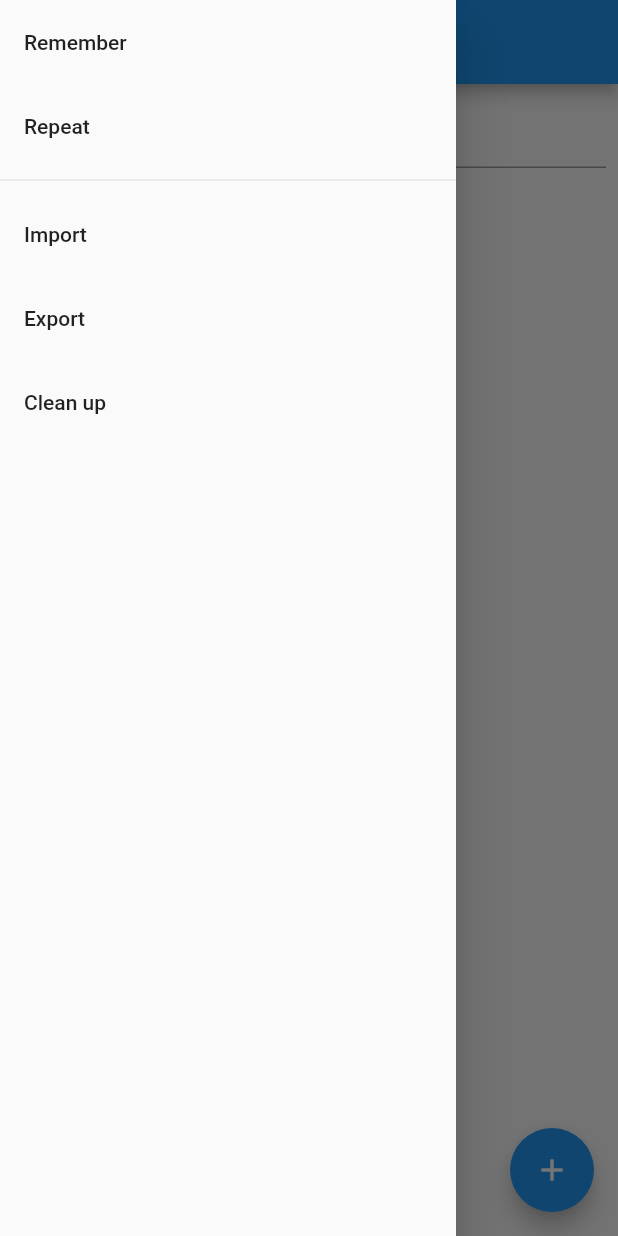
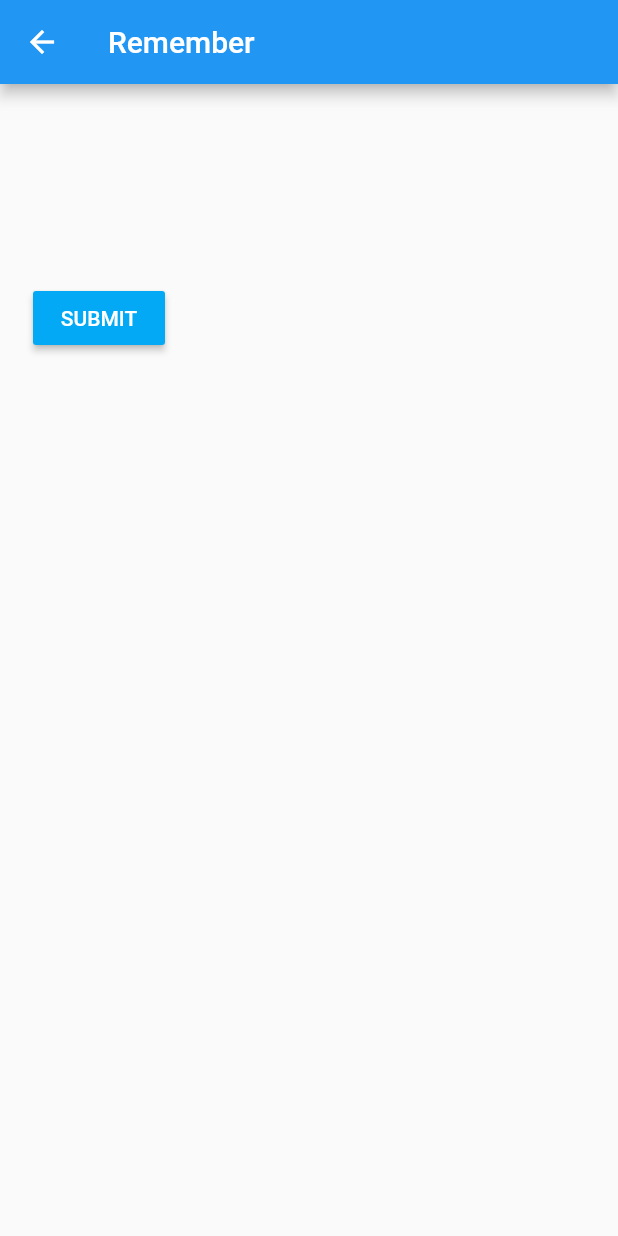
Before and after one commit to candycgit/vocaner, a Flutter app: the screen it shows after launch, in the side drawer, after a tap on "Remember", on a phone screen of 412 x 824 dp. Run offline on Flutter 3.47's test engine with Material 2 defaults, Android fonts, the phone set to English and light mode, and no system bars; our stand-ins replace file_picker, sqflite; accounts and stored records are empty.

Commit message:
[remember] add training page

```diff
--- a/lib/database.dart
+++ b/lib/database.dart
@@ -63,18 +63,17 @@ class DBAdapter {
 
   Future<List<Word>> getAllWords() async {
     final db = await database;
-    var result =
-        await db.rawQuery('SELECT * FROM Word ORDER BY id ASC');
+    var result = await db.rawQuery('SELECT * FROM Word ORDER BY id ASC');
     List<Word> list =
         result.isNotEmpty ? result.map((w) => Word.fromMap(w)).toList() : [];
     print("Words read: " + list.length.toString());
     return list;
   }
 
-  Future<List<Word>> getNewWords() async {
+  Future<List<Word>> getNewWords(int n) async {
     final db = await database;
     var result = await db.rawQuery(
-        'SELECT * FROM Word WHERE status = 0 ORDER BY date DESC, id DESC');
+        'SELECT * FROM Word WHERE status = 0 ORDER BY RANDOM() LIMIT ?', [n]);
     List<Word> list =
         result.isNotEmpty ? result.map((w) => Word.fromMap(w)).toList() : [];
     print("Words read: " + list.length.toString());
@@ -122,7 +121,7 @@ class DBAdapter {
     final db = await database;
     var result =
         await db.update("Word", w.toMap(), where: "id = ?", whereArgs: [w.id]);
-    print("Word has been updated");
+    print("Word has been updated with id = " + w.id.toString());
     return result;
   }
 
--- /dev/null
+++ b/lib/remember.dart
@@ -0,0 +1,156 @@
+import 'package:flutter/material.dart';
+import 'package:vocaner/database.dart';
+import 'package:vocaner/model.dart';
+
+class RememberPage extends StatefulWidget {
+  @override
+  _RememberPageState createState() => new _RememberPageState();
+}
+
+class _RememberPageState extends State<RememberPage> {
+  final _formKey = new GlobalKey<FormState>();
+  Future _future;
+
+  @override
+  void initState() {
+    _future = DBAdapter.db.getNewWords(6);
+    super.initState();
+  }
+
+  @override
+  Widget build(BuildContext context) {
+    return Scaffold(
+      appBar: AppBar(title: new Text('Remember')),
+      body: FutureBuilder<List<Word>>(
+        future: _future,
+        builder: _buildTraining,
+      ),
+    );
+  }
+
+  Widget _buildTraining(
+      BuildContext context, AsyncSnapshot<List<Word>> snapshot) {
+    if (snapshot.hasData) {
+      return Padding(
+        padding: const EdgeInsets.all(16),
+        child: _getForm(snapshot.data),
+      );
+    } else if (snapshot.hasError) {
+      return Text("${snapshot.error}");
+    } else {
+      return Center(child: CircularProgressIndicator());
+    }
+  }
+
+  Form _getForm(List<Word> words) {
+    List<Widget> children = [];
+    List<int> ids = [];
+
+    _prepareAgenda(children, words, ids);
+    // TODO _prepare translation test
+    _prepareWritingTest(children, words, ids);
+
+    _prepareSubmit(children, words, ids);
+
+    return Form(
+      key: _formKey,
+      child: SingleChildScrollView(
+          child: Column(
+        children: children,
+      )),
+    );
+  }
+
+  void _prepareAgenda(List<Widget> children, List<Word> words, List<int> ids) {
+    for (Word word in words) {
+      ids.add(word.id);
+      children.add(Text(word.id.toString() + '  ' + word.name,
+          style: TextStyle(fontSize: 20)));
+      children.add(Text('[' + word.transcription + ']  ',
+          style: TextStyle(fontSize: 18)));
+      children.add(Text(word.description, style: TextStyle(fontSize: 18)));
+      children.add(Padding(
+          padding: EdgeInsets.fromLTRB(0, 16, 0, 16), child: Divider()));
+    }
+    children.add(Padding(
+      padding: EdgeInsets.all(50),
+    ));
+  }
+
+  void _prepareWritingTest(
+      List<Widget> children, List<Word> words, List<int> ids) {
+    for (Word word in words) {
+      children.add(Padding(
+          padding: EdgeInsets.fromLTRB(0, 16, 0, 16),
+          child: TextFormField(
+            decoration: InputDecoration(labelText: word.description),
+            keyboardType: TextInputType.text,
+            validator: (val) {
+              if (val.length == 0) {
+                return 'Enter name';
+              }
+              if (val != word.name) {
+                if (ids.contains(word.id)) {
+                  ids.remove(word.id);
+                }
+                return 'Should be ' + word.name;
+              }
+              return null;
+            },
+          )));
+    }
+  }
+
+  void _prepareSubmit(List<Widget> children, List<Word> words, List<int> ids) {
+    children.add(Padding(
+        padding: EdgeInsets.fromLTRB(0, 16, 0, 16),
+        child: RaisedButton(
+          child: Text('SUBMIT'),
+          color: Colors.lightBlue,
+          onPressed: () => _confirm(context, words, ids),
+          textColor: Colors.white,
+        )));
+  }
+
+  Future<void> _confirm(
+      BuildContext context, List<Word> words, List<int> ids) async {
+    if (_formKey.currentState.validate()) {
+      _formKey.currentState.save();
+    } else {
+      return null;
+    }
+    await _updateWords(words, ids);
+    showDialog(
+        context: context,
+        barrierDismissible: false,
+        builder: (BuildContext context) {
+          return AlertDialog(
+            title: new Text("Learned"),
+            content: new Text(ids.toString()),
+            actions: <Widget>[
+              new FlatButton(
+                child: new Text("OK"),
+                onPressed: () {
+                  navigateToClosedDrawerAndDictionary();
+                },
+              ),
+            ],
+          );
+        });
+  }
+
+  Future<void> _updateWords(List<Word> words, List<int> ids) async {
+    for (Word word in words) {
+      if (ids.contains(word.id)) {
+        word.setStatus();
+        await DBAdapter.db.updateWord(word);
+      }
+    }
+  }
+
+  void navigateToClosedDrawerAndDictionary() {
+    Navigator.pop(context);
+    Navigator.pop(context);
+    Navigator.pop(context);
+  }
+}
--- a/lib/vocaner_app.dart
+++ b/lib/vocaner_app.dart
@@ -5,6 +5,7 @@ import 'package:vocaner/database.dart';
 import 'package:vocaner/export.dart';
 import 'package:vocaner/import.dart';
 import 'package:vocaner/model.dart';
+import 'package:vocaner/remember.dart';
 import 'package:vocaner/word_form.dart';
 
 class VocanerApp extends StatefulWidget {
@@ -119,7 +120,9 @@ class _DictionaryState extends State<VocanerApp> {
       children: <Widget>[
         ListTile(
           title: Text('Remember'),
-          onTap: () {},
+          onTap: () {
+            _navigateToRemember();
+          },
         ),
         ListTile(
           title: Text('Repeat'),
@@ -177,6 +180,13 @@ class _DictionaryState extends State<VocanerApp> {
     );
   }
 
+  void _navigateToRemember() {
+    Navigator.push(
+      context,
+      new MaterialPageRoute(builder: (context) => new RememberPage()),
+    );
+  }
+
   void _navigateToImport() {
     Navigator.push(
       context,
@@ -197,4 +207,5 @@ class _DictionaryState extends State<VocanerApp> {
       new MaterialPageRoute(builder: (context) => new CleanUpPage()),
     );
   }
+
 }
--- a/pubspec.yaml
+++ b/pubspec.yaml
@@ -11,7 +11,7 @@ description: Vocabulary Trainer
 # In iOS, build-name is used as CFBundleShortVersionString while build-number used as CFBundleVersion.
 # Read more about iOS versioning at
 # https://developer.apple.com/library/archive/documentation/General/Reference/InfoPlistKeyReference/Articles/CoreFoundationKeys.html
-version: 1.0.5+1
+version: 1.1.0+1
 
 environment:
   sdk: ">=2.1.0 <3.0.0"
```
Also changed, not shown: lib/import.dart (+13 -8 lines).
